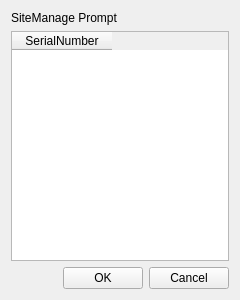
Qt form Huangpu/Syn_SerialNumberManageDlg.ui (fanmuzhi/huangpu) before a commit.
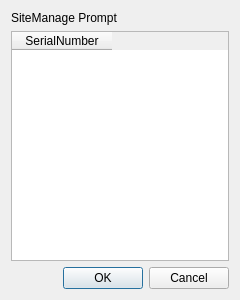
The same form after that commit.

Diff of the .ui file:
```diff
--- a/Huangpu/Syn_SerialNumberManageDlg.ui
+++ b/Huangpu/Syn_SerialNumberManageDlg.ui
@@ -1,7 +1,7 @@
 <?xml version="1.0" encoding="UTF-8"?>
 <ui version="4.0">
  <class>Syn_SerialNumberManageDlg</class>
- <widget class="QWidget" name="Syn_SerialNumberManageDlg">
+ <widget class="QDialog" name="Syn_SerialNumberManageDlg">
   <property name="windowModality">
    <enum>Qt::ApplicationModal</enum>
   </property>
```
